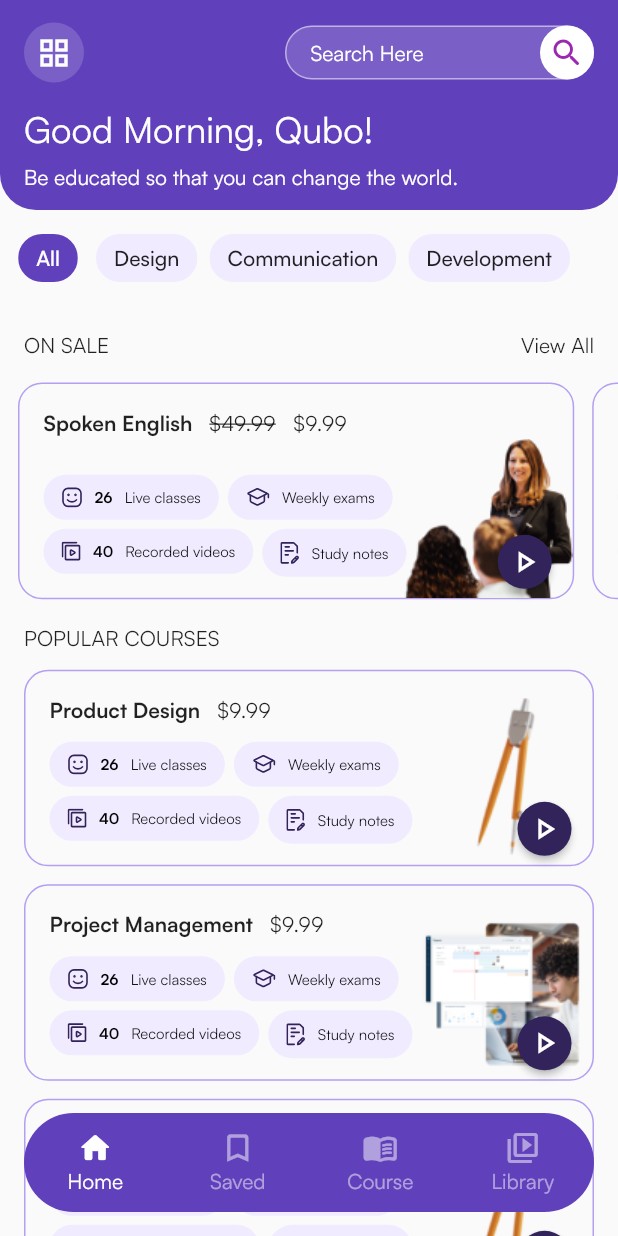
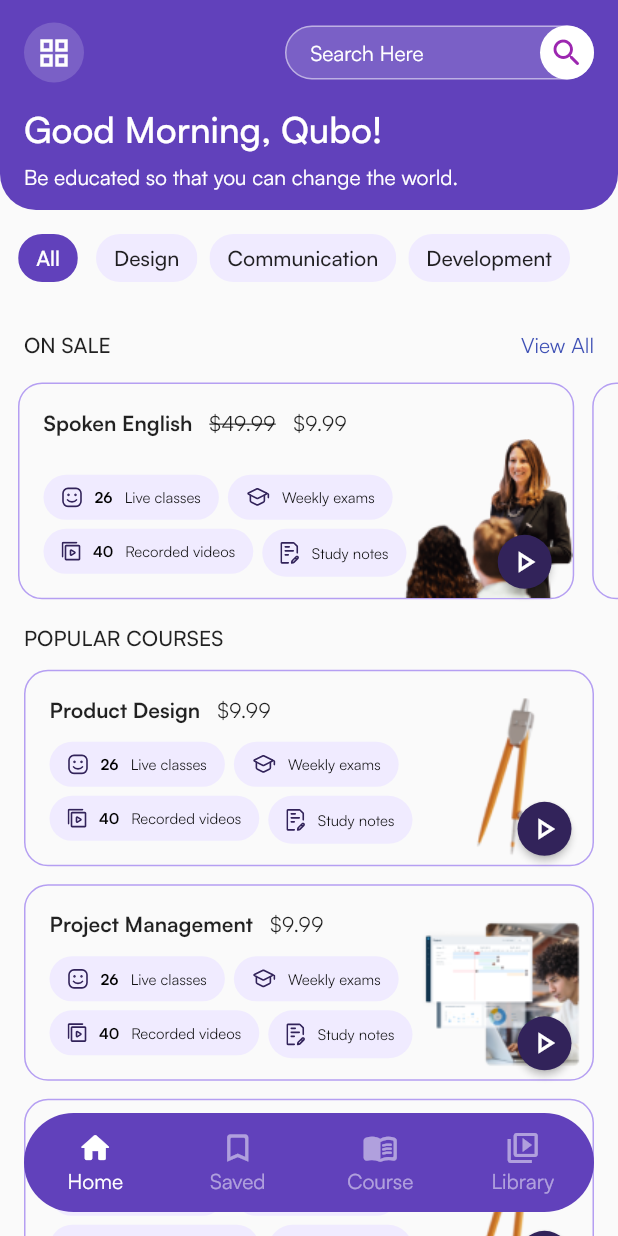
Before and after one commit to naeem-shah/E-Learning, a Flutter app: the screen it shows after launch, on a phone screen of 412 x 824 dp. Run offline on Flutter 3.47's test engine with Material 2 defaults, Android fonts, the phone set to English and light mode, and no system bars; our stand-ins replace flutter_svg.

Commit message:
Minor UI changes.

```diff
--- a/lib/ui/screens/home.dart
+++ b/lib/ui/screens/home.dart
@@ -77,11 +77,15 @@ class _HomePageState extends State<HomePage> {
               children: [
                 Text(
                   "ON SALE",
-                  style: textTheme.bodyMedium,
+                  style: textTheme.bodyMedium?.copyWith(
+                    fontWeight: FontWeight.w500
+                  ),
                 ),
                 Text(
                   "View All",
-                  style: textTheme.bodyMedium,
+                  style: textTheme.bodyMedium?.copyWith(
+                    color: Theme.of(context).primaryColor
+                  ),
                 ),
               ],
             ),
@@ -119,7 +123,9 @@ class _HomePageState extends State<HomePage> {
               children: [
                 Text(
                   "Popular courses".toUpperCase(),
-                  style: textTheme.bodyMedium,
+                  style: textTheme.bodyMedium?.copyWith(
+                      fontWeight: FontWeight.w500
+                  ),
                 ),
               ],
             ),
--- a/lib/ui/widgets/course_widget.dart
+++ b/lib/ui/widgets/course_widget.dart
@@ -68,7 +68,7 @@ class CourseWidget extends StatelessWidget {
                       ),
                     ],
                     style: textTheme.bodyMedium?.copyWith(
-                      fontWeight: FontWeight.w600,
+                      fontWeight: FontWeight.w700,
                     ),
                   ),
                 ),
--- a/lib/ui/widgets/custom_appbar.dart
+++ b/lib/ui/widgets/custom_appbar.dart
@@ -83,6 +83,7 @@ class CustomAppbar extends StatelessWidget implements PreferredSizeWidget {
                 "Good Morning, Qubo!",
                 style: textTheme.headlineSmall?.copyWith(
                   color: Colors.white,
+                  fontWeight: FontWeight.w500
                 ),
               ),
               const SizedBox(
```
